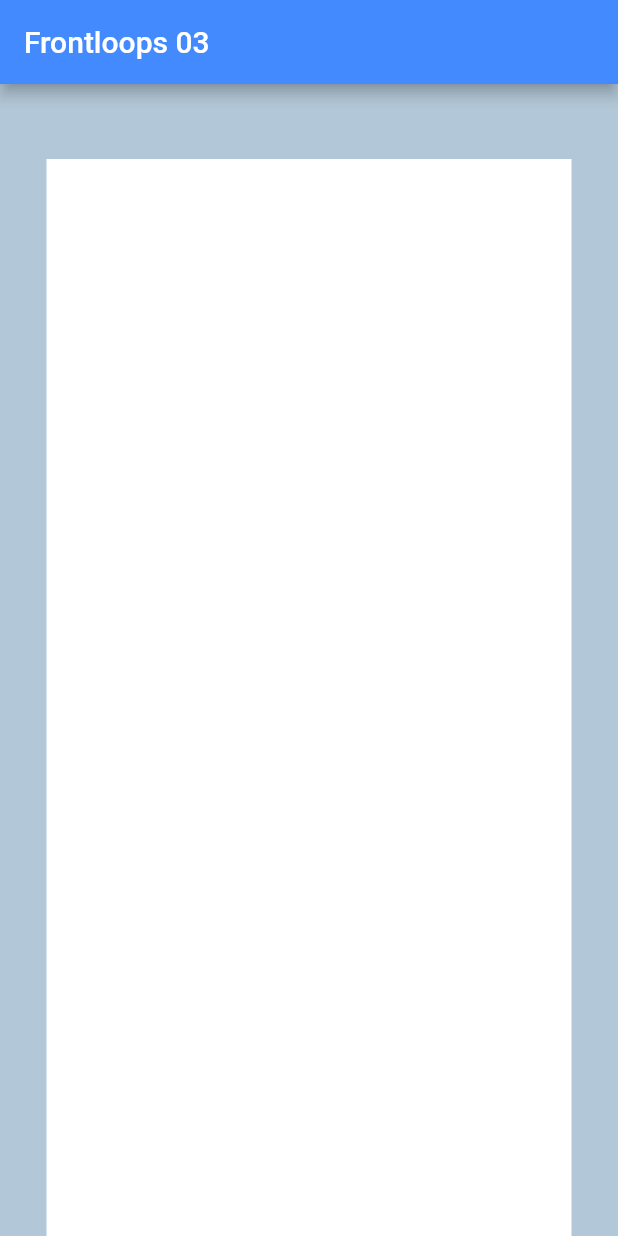
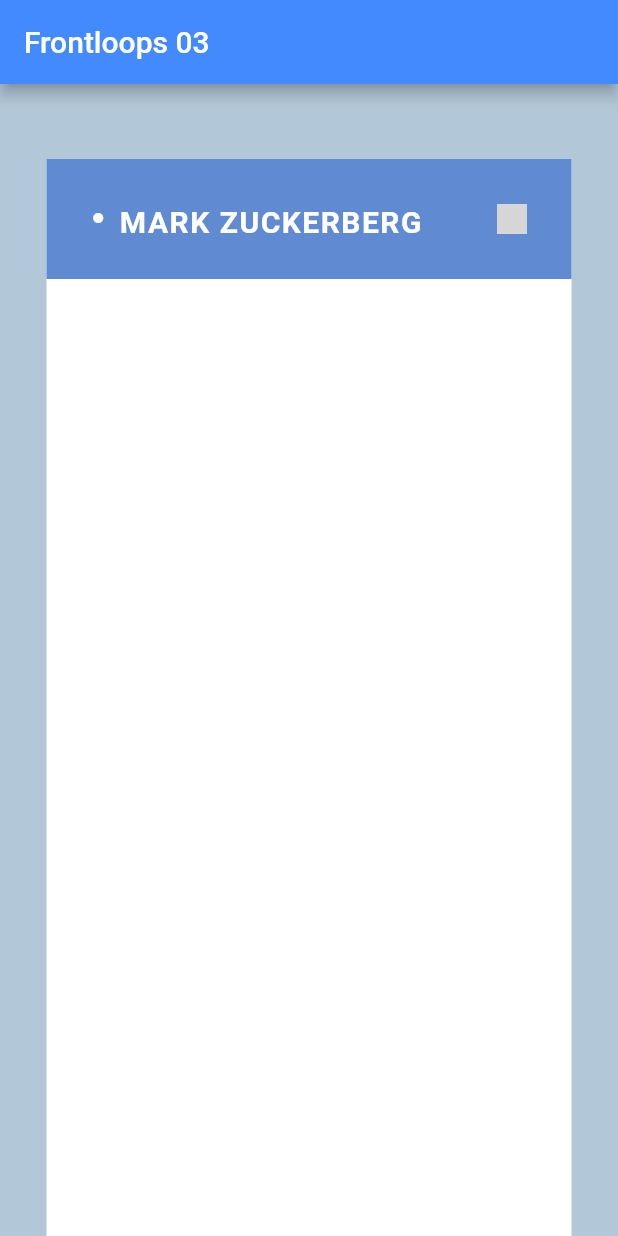
Before and after one commit to sparklaunch/Frontloops_03, a Flutter app: the screen it shows after launch, on a phone screen of 412 x 824 dp. Run offline on Flutter 3.47's test engine with Material 2 defaults, Android fonts, the phone set to English and light mode, and no system bars; grey boxes are pictures that could not be loaded.

Commit message:
add messenger title

```diff
--- a/lib/MessengerTitle.dart
+++ b/lib/MessengerTitle.dart
@@ -1,8 +1,49 @@
 import "package:flutter/material.dart";
+import 'package:frontloops_03/constants.dart';
 
 class MessengerTitle extends StatelessWidget {
   @override
   Widget build(BuildContext context) {
-    return Container();
+    return Container(
+      height: kMessengerTitleHeight,
+      color: kMessengerTitleColor,
+      child: Padding(
+        padding: const EdgeInsets.all(kMessengerTitlePadding),
+        child: Row(
+          mainAxisAlignment: MainAxisAlignment.spaceBetween,
+          crossAxisAlignment: CrossAxisAlignment.center,
+          children: [
+            RichText(
+              text: TextSpan(
+                children: [
+                  WidgetSpan(
+                    child: Transform.translate(
+                      offset: Offset(0, -8),
+                      child: Icon(
+                        Icons.circle,
+                        size: kMessengerTitleIconSize,
+                        color: kMessengerTitleTextColor,
+                      ),
+                    ),
+                  ),
+                  WidgetSpan(
+                    child: Text("   "),
+                  ),
+                  TextSpan(
+                    text: kMessengerTitle,
+                    style: TextStyle(
+                      fontSize: kMessengerFontSize,
+                      fontWeight: FontWeight.w700,
+                      letterSpacing: kMessengerLetterSpacing,
+                    ),
+                  ),
+                ],
+              ),
+            ),
+            kCloseButtonImage
+          ],
+        ),
+      ),
+    );
   }
 }
--- a/lib/constants.dart
+++ b/lib/constants.dart
@@ -1,10 +1,23 @@
 import "package:flutter/material.dart";
 
 const String kAppTitle = "Frontloops 03";
+const String kMessengerTitle = "MARK ZUCKERBERG";
 
 const Color kBackgroundColor = Color.fromRGBO(178, 199, 215, 1);
 const Color kAppBarColor = Colors.blueAccent;
 const Color kContainerColor = Colors.white;
+const Color kMessengerTitleColor = Color.fromRGBO(96, 139, 211, 1);
+const Color kMessengerTitleTextColor = Colors.white;
 
+const double kMessengerTitlePadding = 30.0;
+const double kMessengerFontSize = 20.0;
+const double kMessengerLetterSpacing = 1.0;
+const double kMessengerTitleIconSize = 8.0;
+const double kMessengerTitleHeight = 80.0;
 const double kContainerTopMargin = 50.0;
 const double kContainerWidth = 350.0;
+
+final Widget kCloseButtonImage = Image.asset(
+  "./assets/images/close.png",
+  scale: 0.8,
+);
```
